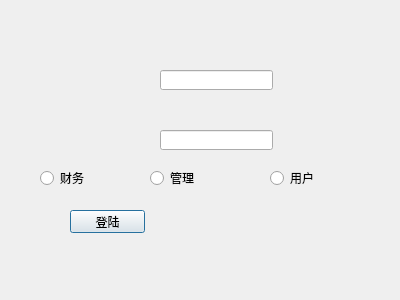
Old version of the form login.ui in the repository TommyLee96/car-rent.
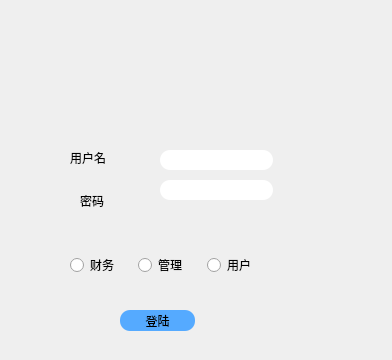
New version of the form. Icons and pictures are not drawn.

What changed in the file:
```diff
--- a/login.ui
+++ b/login.ui
@@ -6,8 +6,8 @@
    <rect>
     <x>0</x>
     <y>0</y>
-    <width>400</width>
-    <height>300</height>
+    <width>392</width>
+    <height>360</height>
    </rect>
   </property>
   <property name="windowTitle">
@@ -17,72 +17,191 @@
    <property name="geometry">
     <rect>
      <x>160</x>
-     <y>70</y>
+     <y>150</y>
      <width>113</width>
      <height>20</height>
     </rect>
    </property>
+   <property name="styleSheet">
+    <string notr="true">
+       border-style: solid; 
+       background: transparent;  
+       background-color:#FFFFFF; 
+         
+
+
+ 
+  font: 12pt &quot;微软雅黑&quot;;
+        
+        border-radius: 10px;  </string>
+   </property>
   </widget>
   <widget class="QLineEdit" name="password">
    <property name="geometry">
     <rect>
      <x>160</x>
-     <y>130</y>
+     <y>180</y>
      <width>113</width>
      <height>20</height>
     </rect>
    </property>
+   <property name="styleSheet">
+    <string notr="true">
+       border-style: solid; 
+       background: transparent;  
+       background-color:#FFFFFF; 
+         
+
+
+ 
+  font: 12pt &quot;微软雅黑&quot;;
+        
+        border-radius: 10px;  </string>
+   </property>
   </widget>
   <widget class="QPushButton" name="pushButton">
    <property name="geometry">
     <rect>
-     <x>70</x>
-     <y>210</y>
+     <x>120</x>
+     <y>310</y>
      <width>75</width>
-     <height>23</height>
+     <height>21</height>
     </rect>
    </property>
+   <property name="styleSheet">
+    <string notr="true">
+ border-style:solid;  
+       background: transparent;  
+       background-color: rgb(85, 170, 255); 
+         font: 12pt &quot;微软雅黑&quot;;
+        
+        border-radius: 10px;  
+</string>
+   </property>
    <property name="text">
     <string>登陆</string>
    </property>
   </widget>
-  <widget class="QRadioButton" name="radio1">
+  <widget class="QWidget" name="horizontalLayoutWidget">
    <property name="geometry">
     <rect>
-     <x>40</x>
-     <y>170</y>
-     <width>89</width>
+     <x>70</x>
+     <y>230</y>
+     <width>199</width>
+     <height>71</height>
+    </rect>
+   </property>
+   <layout class="QHBoxLayout" name="horizontalLayout">
+    <item>
+     <widget class="QRadioButton" name="radio1">
+      <property name="styleSheet">
+       <string notr="true">color: rgb(255, 255, 255);
+
+
+  
+  
+  font: 10pt &quot;微软雅黑&quot;;
+        
+          
+
+color:#000000;</string>
+      </property>
+      <property name="text">
+       <string>财务</string>
+      </property>
+     </widget>
+    </item>
+    <item>
+     <widget class="QRadioButton" name="radio2">
+      <property name="styleSheet">
+       <string notr="true">
+
+
+  
+  
+  font: 10pt &quot;微软雅黑&quot;;
+        
+          
+
+color:#000000;</string>
+      </property>
+      <property name="text">
+       <string>管理</string>
+      </property>
+     </widget>
+    </item>
+    <item>
+     <widget class="QRadioButton" name="radio3">
+      <property name="styleSheet">
+       <string notr="true">
+
+
+  
+  
+  font: 10pt &quot;微软雅黑&quot;;
+        
+          
+
+color:#000000;</string>
+      </property>
+      <property name="text">
+       <string>用户</string>
+      </property>
+     </widget>
+    </item>
+   </layout>
+  </widget>
+  <widget class="QLabel" name="label">
+   <property name="geometry">
+    <rect>
+     <x>70</x>
+     <y>150</y>
+     <width>61</width>
      <height>16</height>
     </rect>
    </property>
+   <property name="styleSheet">
+    <string notr="true">  font: 12pt &quot;微软雅黑&quot;;
+
+</string>
+   </property>
    <property name="text">
-    <string>财务</string>
+    <string>用户名</string>
    </property>
   </widget>
-  <widget class="QRadioButton" name="radio2">
+  <widget class="QLabel" name="label_2">
    <property name="geometry">
     <rect>
-     <x>150</x>
-     <y>170</y>
-     <width>89</width>
-     <height>16</height>
+     <x>80</x>
+     <y>180</y>
+     <width>32</width>
+     <height>41</height>
     </rect>
    </property>
+   <property name="styleSheet">
+    <string notr="true">  font: 12pt &quot;微软雅黑&quot;;</string>
+   </property>
    <property name="text">
-    <string>管理</string>
+    <string>密码</string>
    </property>
   </widget>
-  <widget class="QRadioButton" name="radio3">
+  <widget class="QLabel" name="label_3">
+   <property name="enabled">
+    <bool>false</bool>
+   </property>
    <property name="geometry">
     <rect>
-     <x>270</x>
-     <y>170</y>
-     <width>89</width>
-     <height>16</height>
+     <x>0</x>
+     <y>-20</y>
+     <width>391</width>
+     <height>161</height>
     </rect>
    </property>
+   <property name="styleSheet">
+    <string notr="true">border-image: url(:/4.jpg);</string>
+   </property>
    <property name="text">
-    <string>用户</string>
+    <string/>
    </property>
   </widget>
  </widget>
```
Left out of the diff: 7 changed lines with no effect on the pictures.
